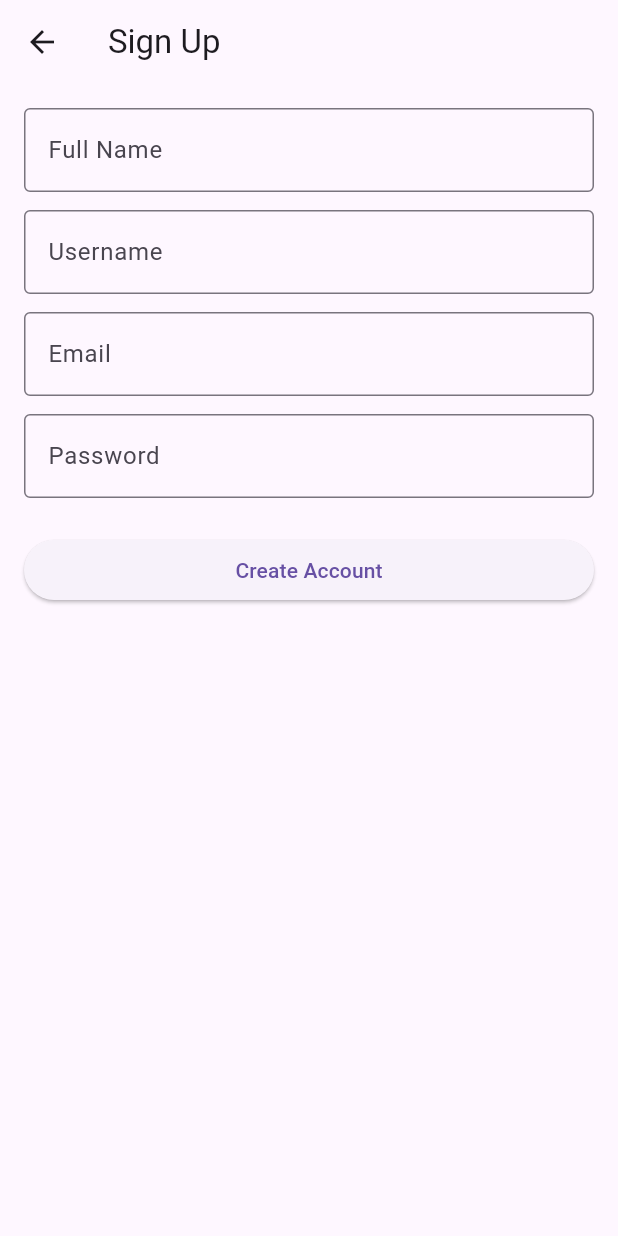
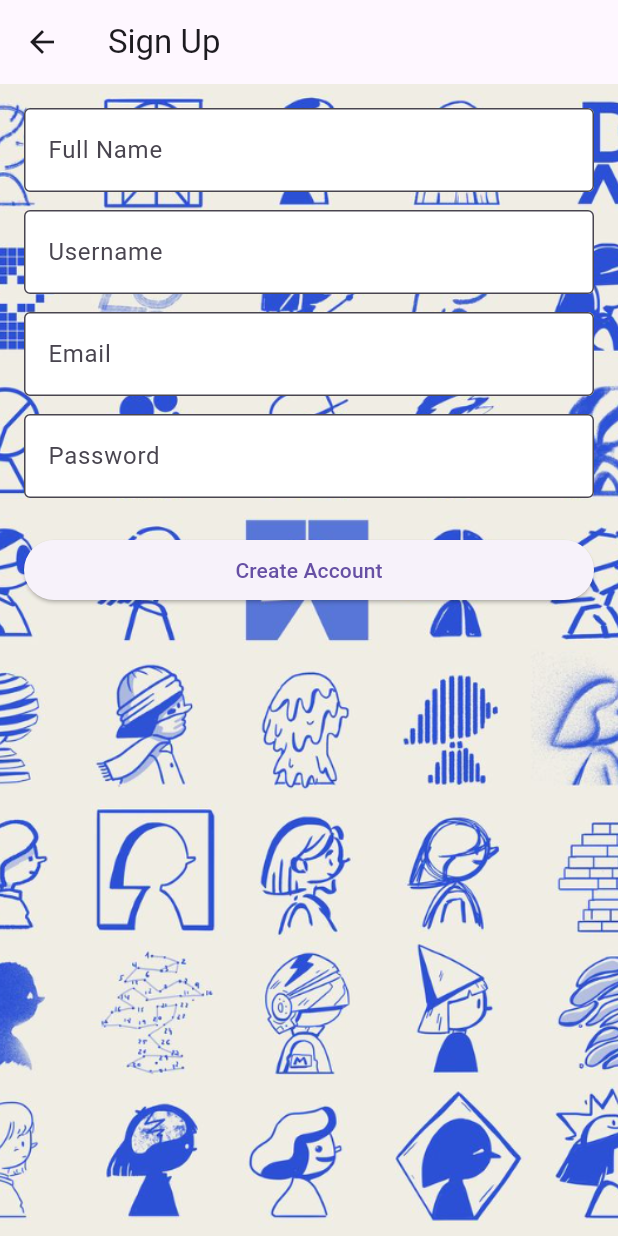
Before and after one commit to evanjania/POOSD-Group-6-Large-Project, a Flutter app: the screen it shows after launch, after a tap on "Login", after a tap on "Don't have an account? Sign up", on a phone screen of 412 x 824 dp. Run offline on Flutter 3.47's test engine with Material 3 defaults, Android fonts, the phone set to English and light mode, and no system bars; network calls fail.

Commit message:
added backgrounds & fill to text input

```diff
--- a/ugotta_mobile/lib/login.dart
+++ b/ugotta_mobile/lib/login.dart
@@ -63,7 +63,14 @@ Future<void> handleLogin() async {
   Widget build(BuildContext context) {
     return Scaffold(
       appBar: AppBar(title: const Text('Login')),
-      body: Padding(
+      body: Container(
+        decoration: BoxDecoration(
+          image: DecorationImage(
+            image: AssetImage('lib/media/bg-characters-B2xRk1Ky.png'),
+            fit: BoxFit.fitHeight,
+            )
+        ),
+        child: Padding(
         padding: const EdgeInsets.all(16),
         child: Column(
           children: [
@@ -72,6 +79,8 @@ Future<void> handleLogin() async {
               decoration: const InputDecoration(
                 labelText: 'Username',
                 border: OutlineInputBorder(),
+                filled: true,
+                fillColor: Colors.white,
               ),
             ),
             const SizedBox(height: 12),
@@ -81,6 +90,8 @@ Future<void> handleLogin() async {
               decoration: const InputDecoration(
                 labelText: 'Password',
                 border: OutlineInputBorder(),
+                filled: true,
+                fillColor: Colors.white,
               ),
             ),
             const SizedBox(height: 12),
@@ -111,6 +122,7 @@ Future<void> handleLogin() async {
           ],
         ),
       ),
+      )
     );
   }
 }
--- a/ugotta_mobile/lib/signup.dart
+++ b/ugotta_mobile/lib/signup.dart
@@ -61,9 +61,16 @@ class _SignupPageState extends State<SignupPage> {
   Widget build(BuildContext context) {
     return Scaffold(
       appBar: AppBar(title: const Text('Sign Up')),
-      body: Padding(
+      body: Container(
+        decoration: BoxDecoration(
+          image: DecorationImage(
+            image: AssetImage('lib/media/bg-characters-B2xRk1Ky.png'),
+            fit: BoxFit.fitHeight,
+            )
+        ),
+              child: Padding(
         padding: const EdgeInsets.all(16),
-        child: SingleChildScrollView(
+
           child: Column(
             children: [
               TextField(
@@ -71,6 +78,8 @@ class _SignupPageState extends State<SignupPage> {
                 decoration: const InputDecoration(
                   labelText: 'Full Name',
                   border: OutlineInputBorder(),
+                  filled: true,
+                  fillColor: Colors.white,
                 ),
               ),
               const SizedBox(height: 12),
@@ -79,6 +88,8 @@ class _SignupPageState extends State<SignupPage> {
                 decoration: const InputDecoration(
                   labelText: 'Username',
                   border: OutlineInputBorder(),
+                  filled: true,
+                  fillColor: Colors.white,
                 ),
               ),
               const SizedBox(height: 12),
@@ -87,6 +98,8 @@ class _SignupPageState extends State<SignupPage> {
                 decoration: const InputDecoration(
                   labelText: 'Email',
                   border: OutlineInputBorder(),
+                  filled: true,
+                  fillColor: Colors.white,
                 ),
               ),
               const SizedBox(height: 12),
@@ -96,6 +109,8 @@ class _SignupPageState extends State<SignupPage> {
                 decoration: const InputDecoration(
                   labelText: 'Password',
                   border: OutlineInputBorder(),
+                  filled: true,
+                  fillColor: Colors.white,
                 ),
               ),
               const SizedBox(height: 12),
@@ -116,7 +131,8 @@ class _SignupPageState extends State<SignupPage> {
                     ),
             ],
           ),
-        ),
+
+      ),
       ),
     );
   }
```
